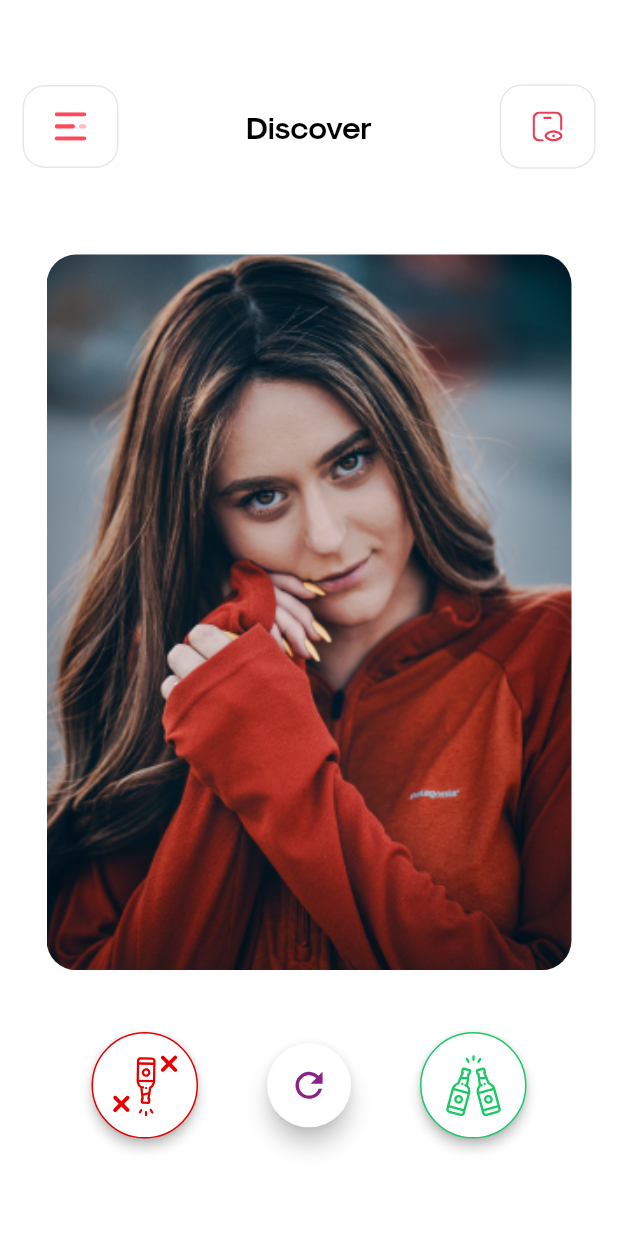
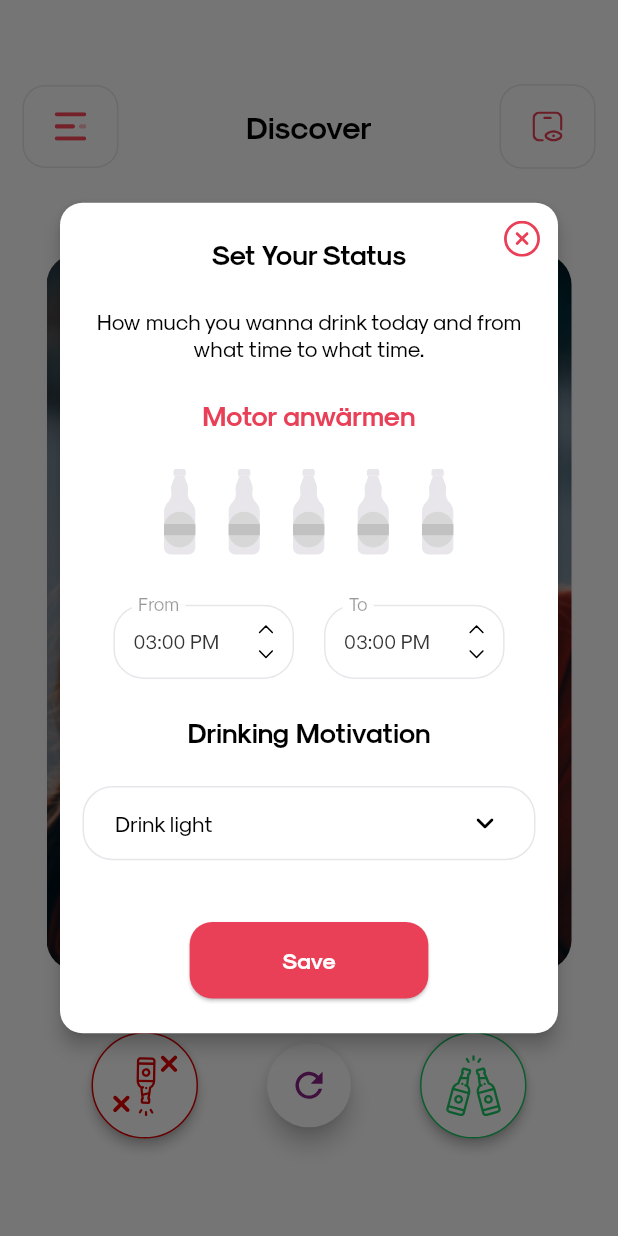
Before and after one commit to aliatherpeprix/Sauftrag-Social, a Flutter app: the Swipe screen opened directly, after a tap on an icon or button, on a phone screen of 412 x 824 dp. Run offline on Flutter 3.47's test engine with Material 2 defaults, Android fonts, the phone set to English and light mode, and no system bars; drawn by our look-alikes of swipe_cards; our stand-ins replace curved_navigation_bar, date_picker_timeline, dotted_border, flutter_svg, get_it, image_picker and 4 more; missing offline and left inert: shrink_sidemenu; accounts and stored records are empty.

Commit message:
6 Nov Update

```diff
--- a/lib/utils/image_utils.dart
+++ b/lib/utils/image_utils.dart
@@ -38,4 +38,7 @@ class ImageUtils{
   static String notificationIcon = "assets/notification_icon.svg";
   static String qrCodeIcon = "assets/qr_code_icon.svg";
   static String rankingListIcon = "assets/ranking_list_icon.svg";
+  static String bottleSelected = "assets/bottle_selected.svg";
+  static String bottleUnselected = "assets/bottle_unselected.svg";
+  static String upDownArrow = "assets/up_down_arrow.svg";
 }
--- a/lib/viewModels/main_view_model.dart
+++ b/lib/viewModels/main_view_model.dart
@@ -1,9 +1,40 @@
 import 'package:flutter/material.dart';
+import 'package:shared_preferences/shared_preferences.dart';
 import 'package:shrink_sidemenu/shrink_sidemenu.dart';
 import 'package:stacked/stacked.dart';
+
+import '../main.dart';
 
 class MainViewModel extends BaseViewModel{
 
   final GlobalKey<SideMenuState> sideMenuKey = GlobalKey<SideMenuState>();
+  var navigationService = navigationViewModel;
+  late SharedPreferences prefs;
+
+  int drinkMotivationValue = 1;
+  String drinkMotivationValueStr = "Drink light";
+  List<String> drinkMotivationList = ["Drink light", "Drink normal", "Drink hard"];
+  Map<String, int> drinkMotivationMap = {
+    'Drink light': 1,
+    'Drink normal': 2,
+    'Drink hard': 3,
+  };
+
+  int drinkIndex = -1;
+  List<int> drinkIndexList = [];
+
+  void addRemoveDrink(int index){
+
+    drinkIndex = index + 1;
+    //drinkIndexList.length = index + 1;
+    notifyListeners();
+
+    //drinkIndex = index + 1;
+    //notifyListeners();
+  }
+
+  void navigateBack(){
+    navigationService.navigateBack();
+  }
 
 }
--- a/lib/views/Home/main_view.dart
+++ b/lib/views/Home/main_view.dart
@@ -1,5 +1,6 @@
 import 'package:curved_navigation_bar/curved_navigation_bar.dart';
 import 'package:flutter/material.dart';
+import 'package:flutter_svg/flutter_svg.dart';
 import 'package:sauftrag/app/locator.dart';
 import 'package:sauftrag/utils/color_utils.dart';
 import 'package:sauftrag/utils/extensions.dart';
@@ -68,8 +69,8 @@ class _MainViewState extends State<MainView> {
                     color: ColorUtils.white,
                     buttonBackgroundColor: ColorUtils.text_red,
                     index: currentIndex,
-                    animationCurve: Curves.fastLinearToSlowEaseIn,
-                    animationDuration: Duration(milliseconds: 1500),
+                    animationCurve: Curves.ease,
+                    animationDuration: Duration(milliseconds: 300),
                     height: SizeConfig.heightMultiplier * 8,
                     backgroundColor: Color(0xFFefefef),
                     parentDecoration: BoxDecoration(
@@ -94,11 +95,12 @@ class _MainViewState extends State<MainView> {
                   /*CurvedNavigationBar(
               backgroundColor: ColorUtils.transparent,
               buttonBackgroundColor: ColorUtils.text_red,
-
               items: <Widget>[
-                Icon(Icons.add, size: 30),
-                Icon(Icons.list, size: 30),
-                Icon(Icons.compare_arrows, size: 30),
+                SvgPicture.asset(ImageUtils.homeIcon),
+                SvgPicture.asset(ImageUtils.chatIcon),
+                SvgPicture.asset(ImageUtils.swipeIcon, color: ColorUtils.black),
+                SvgPicture.asset(ImageUtils.mapIcon),
+                SvgPicture.asset(ImageUtils.profileIcon),
               ],
               onTap: (index) {
                 //Handle button tap
--- a/lib/views/Home/swipe.dart
+++ b/lib/views/Home/swipe.dart
@@ -7,6 +7,7 @@ import 'package:sauftrag/utils/extensions.dart';
 import 'package:sauftrag/utils/font_utils.dart';
 import 'package:sauftrag/utils/image_utils.dart';
 import 'package:sauftrag/viewModels/main_view_model.dart';
+import 'package:sauftrag/widgets/drink_status_dialog_box.dart';
 import 'package:shrink_sidemenu/shrink_sidemenu.dart';
 import 'package:stacked/stacked.dart';
 import 'package:swipe_cards/swipe_cards.dart';
@@ -55,9 +56,10 @@ class _SwipeState extends State<Swipe> with TickerProviderStateMixin {
               content: Text("Superliked ${_names[i]}"),
               duration: Duration(milliseconds: 500),
             ));
-          }));
+          }
+          )
+      );
     }
-
     _matchEngine = MatchEngine(swipeItems: _swipeItems);
 
     //matchEngine.currentItem.
@@ -129,7 +131,12 @@ class _SwipeState extends State<Swipe> with TickerProviderStateMixin {
 
                           ElevatedButton(
                             onPressed: () {
-
+                              showDialog(
+                                  context: context,
+                                  builder: (BuildContext context){
+                                    return DrinkStatusDialogBox(title: "Add New Location", btnTxt: "Add Location", icon: ImageUtils.addLocationIcon);
+                                  }
+                              );
                             },
                             child: SvgPicture.asset(ImageUtils.setStatusIcon),
                             style: ElevatedButton.styleFrom(
--- /dev/null
+++ b/lib/widgets/drink_status_dialog_box.dart
@@ -0,0 +1,381 @@
+
+import 'package:flutter/material.dart';
+import 'package:flutter_svg/svg.dart';
+import 'package:sauftrag/app/locator.dart';
+import 'package:sauftrag/utils/color_utils.dart';
+import 'package:sauftrag/utils/dimensions.dart';
+import 'package:sauftrag/utils/extensions.dart';
+import 'package:sauftrag/utils/font_utils.dart';
+import 'package:sauftrag/utils/image_utils.dart';
+import 'package:sauftrag/viewModels/authentication_view_model.dart';
+import 'package:sauftrag/viewModels/main_view_model.dart';
+import 'package:stacked/stacked.dart';
+
+class DrinkStatusDialogBox extends StatefulWidget {
+
+  String title;
+  String btnTxt;
+  String icon;
+
+  DrinkStatusDialogBox({Key? key, required this.title, required this.btnTxt, required this.icon}) : super(key: key);
+
+  @override
+  _DrinkStatusDialogBoxState createState() => _DrinkStatusDialogBoxState();
+}
+
+class _DrinkStatusDialogBoxState extends State<DrinkStatusDialogBox> {
+
+  @override
+  Widget build(BuildContext context) {
+
+    return ViewModelBuilder<MainViewModel>.reactive(
+      //onModelReady: (data) => data.initializeShareDialog(),
+      builder: (context, model, child){
+        return Dialog(
+          shape: RoundedRectangleBorder(
+            borderRadius: BorderRadius.circular(15),
+          ),
+          elevation: 5,
+          backgroundColor: Colors.white,
+          child: Stack(
+            children: [
+
+              Row(
+                crossAxisAlignment: CrossAxisAlignment.end,
+                mainAxisAlignment: MainAxisAlignment.end,
+                children: [
+
+                  IconButton(
+                    onPressed: (){
+                      model.navigateBack();
+                    },
+                    iconSize: 15.0,
+                    //padding: EdgeInsets.all(20),
+                    //constraints: BoxConstraints(),
+                    icon: SvgPicture.asset(ImageUtils.cancelIcon),
+                  ),
+
+                ],
+              ),
+
+              Container(
+                padding: EdgeInsets.symmetric(horizontal: Dimensions.horizontalPadding, vertical: Dimensions.verticalPadding),
+                child: Column(
+                  mainAxisSize: MainAxisSize.min,
+                  mainAxisAlignment: MainAxisAlignment.center,
+                  crossAxisAlignment: CrossAxisAlignment.center,
+                  children: [
+
+                    SizedBox(height: 1.h),
+
+                    //Set Your Status
+                    Container(
+                      alignment: Alignment.center,
+                      child: Text(
+                        "Set Your Status",
+                        textAlign: TextAlign.center,
+                        style: TextStyle(
+                          color: ColorUtils.black,
+                          fontFamily: FontUtils.modernistBold,
+                          fontSize: 2.2.t,
+                        ),
+                      ),
+                    ),
+                    SizedBox(height: 3.h),
+
+                    //How much you wanna drink today and from what time to what time.
+                    Container(
+                      alignment: Alignment.center,
+                      child: Text(
+                        "How much you wanna drink today and from what time to what time.",
+                        textAlign: TextAlign.center,
+                        style: TextStyle(
+                          color: ColorUtils.black,
+                          fontFamily: FontUtils.modernistRegular,
+                          fontSize: 1.8.t,
+                        ),
+                      ),
+                    ),
+                    SizedBox(height: 3.h),
+
+                    //Motor anwärmen
+                    Container(
+                      alignment: Alignment.center,
+                      child: Text(
+                        "Motor anwärmen",
+                        textAlign: TextAlign.center,
+                        style: TextStyle(
+                          color: ColorUtils.text_red,
+                          fontFamily: FontUtils.modernistBold,
+                          fontSize: 2.2.t,
+                        ),
+                      ),
+                    ),
+                    SizedBox(height: 3.h),
+
+                    //Drinks List
+                    SizedBox(
+                      height: 7.h,
+                        //color: ColorUtils.black,
+                        child: MediaQuery.removePadding(
+                          context: context,
+                          removeBottom: true,
+                          removeTop: true,
+                          removeLeft: true,
+                          removeRight: true,
+                          child: ListView.builder(
+                              itemCount: 5,
+                              scrollDirection: Axis.horizontal,
+                              physics: BouncingScrollPhysics(),
+                              shrinkWrap: true,
+                              itemBuilder: (BuildContext context, int index){
+                                return  GestureDetector(
+                                  onTap: (){
+                                    /*if(model.drinkIndexList.contains(index)){
+                                      model.drinkIndexList.remove(index);
+                                    }
+                                    else{
+                                      model.drinkIndexList.add(index);
+                                    }
+                                    model.notifyListeners();*/
+                                    model.addRemoveDrink(index);
+                                  },
+                                  child: Container(
+                                    margin: EdgeInsets.symmetric(horizontal: 10),
+                                      child: SvgPicture.asset(model.drinkIndex <= index ? ImageUtils.bottleUnselected : ImageUtils.bottleSelected)
+                                  )
+                                );
+                              }
+                          ),
+                        )
+                    ),
+                    SizedBox(height: 4.h),
+
+                    Container(
+                      margin: EdgeInsets.symmetric(horizontal: 5.w),
+                      child: Row(
+                        children: [
+
+                          //From
+                          Expanded(
+                            child: Stack(
+                              children: [
+
+                                Container(
+                                  height: 6.h,
+                                  padding: EdgeInsets.symmetric(vertical: 0.h, horizontal: 3.w),
+                                  decoration: BoxDecoration(
+                                      color: ColorUtils.white,
+                                      borderRadius: BorderRadius.all(Radius.circular(20)),
+                                      border: Border.all(color: ColorUtils.divider)
+                                  ),
+                                  child: Row(
+                                    children: [
+
+                                      Expanded(
+                                        child: Text(
+                                          "03:00 PM",
+                                          style: TextStyle(
+                                              color: ColorUtils.text_dark,
+                                              fontFamily: FontUtils.modernistRegular,
+                                              fontSize: 1.6.t,
+                                              //height: .4
+                                          ),
+                                        ),
+                                      ),
+
+                                      SizedBox(width: 4.w),
+
+                                      SvgPicture.asset(ImageUtils.upDownArrow),
+                                    ],
+                                  ),
+                                ),
+
+                                Container(
+                                  margin: EdgeInsets.only(left: 3.w),
+                                  padding: EdgeInsets.symmetric(horizontal: 1.w),
+                                  color: ColorUtils.white,
+                                  child: Text(
+                                    "From",
+                                    textAlign: TextAlign.center,
+                                    style: TextStyle(
+                                        color: ColorUtils.text_grey,
+                                        fontFamily: FontUtils.modernistRegular,
+                                        fontSize: 1.5.t,
+                                        height: .4
+                                    ),
+                                  ),
+                                ),
+                              ],
+                            ),
+                          ),
+
+                          SizedBox(width: 20),
+
+                          //To
+                          Expanded(
+                            child: Stack(
+                              children: [
+
+                                Container(
+                                  height: 6.h,
+                                  padding: EdgeInsets.symmetric(vertical: 0.h, horizontal: 3.w),
+                                  decoration: BoxDecoration(
+                                      color: ColorUtils.white,
+                                      borderRadius: BorderRadius.all(Radius.circular(20)),
+                                      border: Border.all(color: ColorUtils.divider)
+                                  ),
+                                  child: Row(
+                                    children: [
+
+                                      Expanded(
+                                        child: Text(
+                                          "03:00 PM",
+                                          style: TextStyle(
+                                            color: ColorUtils.text_dark,
+                                            fontFamily: FontUtils.modernistRegular,
+                                            fontSize: 1.6.t,
+                                            //height: .4
+                                          ),
+                                        ),
+                                      ),
+
+                                      SizedBox(width: 4.w),
+
+                                      SvgPicture.asset(ImageUtils.upDownArrow),
+                                    ],
+                                  ),
+                                ),
+
+                                Container(
+                                  margin: EdgeInsets.only(left: 3.w),
+                                  padding: EdgeInsets.symmetric(horizontal: 1.w),
+                                  color: ColorUtils.white,
+                                  child: Text(
+                                    "To",
+                                    textAlign: TextAlign.center,
+                                    style: TextStyle(
+                                        color: ColorUtils.text_grey,
+                                        fontFamily: FontUtils.modernistRegular,
+                                        fontSize: 1.5.t,
+                                        height: .4
+                                    ),
+                                  ),
+                                ),
+                              ],
+                            ),
+                          ),
+                        ],
+                      ),
+                    ),
+                    SizedBox(height: 3.h),
+
+                    //Drinking Motivation
+                    Container(
+                      alignment: Alignment.center,
+                      child: Text(
+                        "Drinking Motivation",
+                        textAlign: TextAlign.center,
+                        style: TextStyle(
+                          color: ColorUtils.black,
+                          fontFamily: FontUtils.modernistBold,
+                          fontSize: 2.2.t,
+                        ),
+                      ),
+                    ),
+                    SizedBox(height: 3.h),
+
+                    //Drinking Motivation Selector
+                    Container(
+                      height: 6.h,
+                      padding: EdgeInsets.symmetric(vertical: 0.h, horizontal: Dimensions.containerHorizontalPadding),
+                      decoration: BoxDecoration(
+                          color: ColorUtils.white,
+                          borderRadius: BorderRadius.all(Radius.circular(20)),
+                          border: Border.all(color: ColorUtils.divider)
+                      ),
+                      child: Row(
+                        crossAxisAlignment: CrossAxisAlignment.center,
+                        mainAxisAlignment: MainAxisAlignment.start,
+                        children: [
+                          Expanded(
+                              child: DropdownButton<String>(
+                                value: model.drinkMotivationValueStr,
+                                items: model.drinkMotivationList.asMap().values.map((String value) {
+                                  return DropdownMenuItem<String>(
+                                    value: value,
+                                    child: Text(
+                                      value,
+                                      style : TextStyle(
+                                        fontSize: 1.8.t,
+                                        fontFamily: FontUtils.modernistRegular,
+                                        color: ColorUtils.black,
+                                        //height: 1.8
+                                      ),
+                                    ),
+                                  );
+                                }).toList(),
+                                onChanged: (data) {
+                                  setState(() {
+                                    model.drinkMotivationValueStr = data as String;
+                                    model.drinkMotivationValue = model.drinkMotivationMap[model.drinkMotivationValueStr] as int;
+                                  });
+                                },
+                                hint: Text(
+                                  "Select an option",
+                                  style : TextStyle(
+                                    fontSize: 1.8.t,
+                                    fontFamily: FontUtils.modernistRegular,
+                                    color: ColorUtils.text_grey,
+                                  ),
+                                ),
+                                isExpanded: true,
+                                underline: Container(
+                                ),
+                                icon: Align(
+                                    alignment: Alignment.centerRight,
+                                    child: Icon(Icons.keyboard_arrow_down_rounded, color: ColorUtils.black,)
+                                ),
+                              )
+                          ),
+                        ],
+                      ),
+                    ),
+                    SizedBox(height: 5.h),
+
+                    //Save Button
+                    ElevatedButton(
+                      onPressed: () {
+
+                      },
+                      child: const Text("Save"),
+                      style: ElevatedButton.styleFrom(
+                        primary: ColorUtils.text_red  ,
+                        onPrimary: ColorUtils.white,
+                        padding: EdgeInsets.symmetric(vertical: 2.h, horizontal: 15.w),
+                        elevation: 1,
+                        shape: RoundedRectangleBorder(
+                            borderRadius: BorderRadius.circular(Dimensions.roundCorner)
+                        ),
+                        textStyle: TextStyle(
+                          color: ColorUtils.white,
+                          fontFamily: FontUtils.modernistBold,
+                          fontSize: 1.8.t,
+                          //height: 0
+                        ),
+                      ),
+                    ),
+                    SizedBox(height: 1.h),
+
+                  ],
+                ),
+              ),
+            ],
+          )
+        );
+      },
+      viewModelBuilder: () => locator<MainViewModel>(),
+      disposeViewModel: false,
+    );
+  }
+}
```
Also changed, not shown: assets/bottle_selected.svg (added), assets/bottle_unselected.svg (added), assets/up_down_arrow.svg (added).
